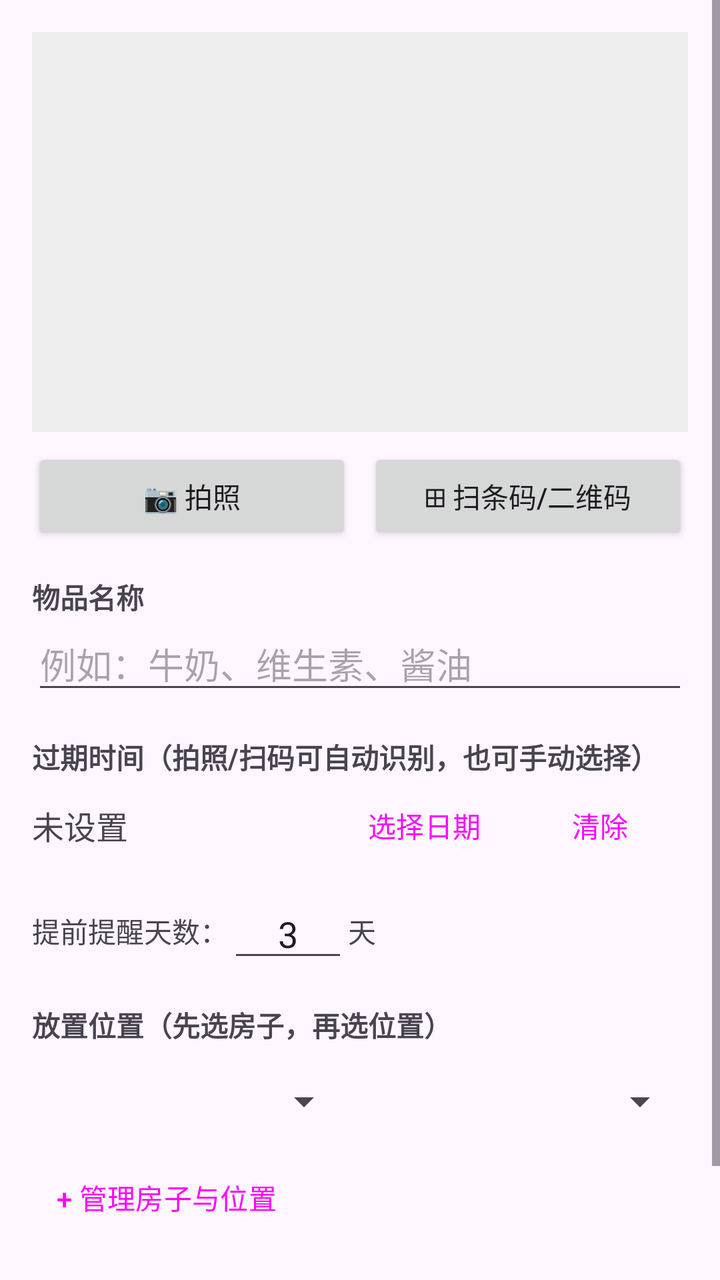
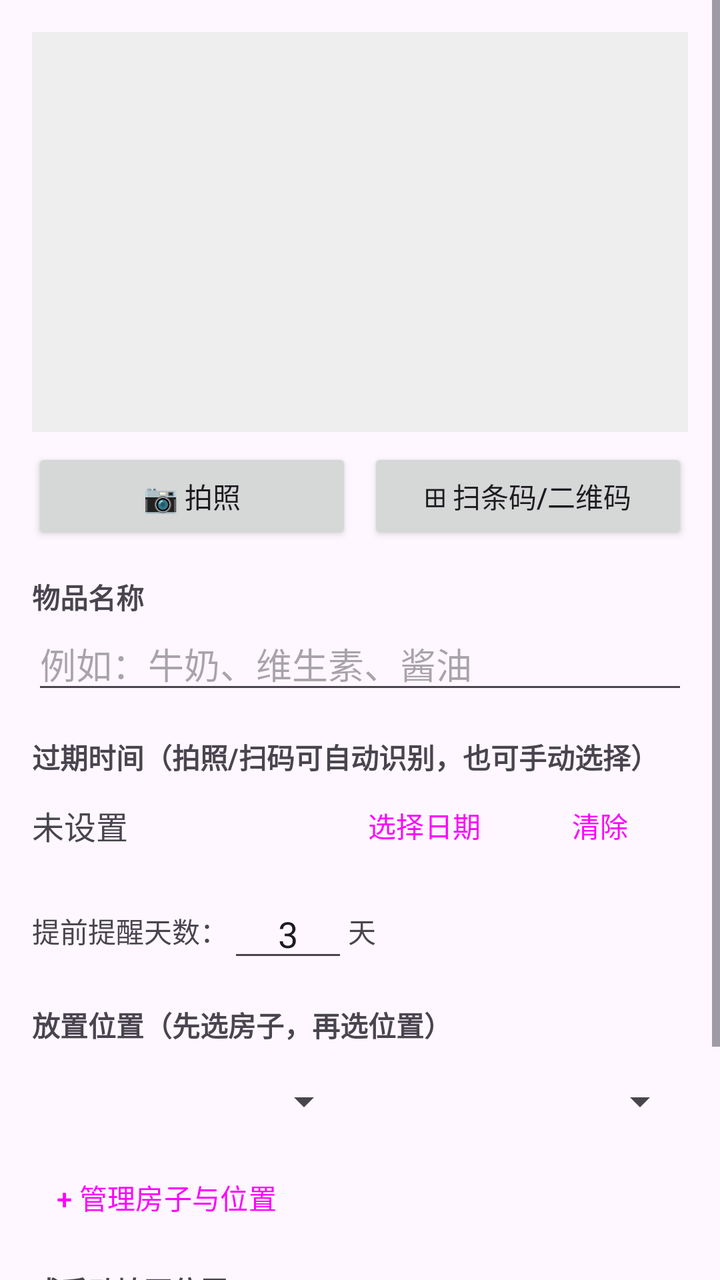

Before-and-after screenshots of an Android layout around one commit, followed by the original layout XML and the change that was made.
<!-- AndroidManifest.xml: application theme Theme.Migratable -->
<!-- res/layout/activity_item_edit.xml -->
<?xml version="1.0" encoding="utf-8"?>
<ScrollView xmlns:android="http://schemas.android.com/apk/res/android"
    android:layout_width="match_parent"
    android:layout_height="match_parent">

    <LinearLayout
        android:orientation="vertical"
        android:padding="16dp"
        android:layout_width="match_parent"
        android:layout_height="wrap_content">

        
        <ImageView
            android:id="@+id/img_photo"
            android:layout_width="match_parent"
            android:layout_height="200dp"
            android:scaleType="centerCrop"
            android:background="#EEEEEE"
            android:contentDescription="物品照片" />

        <LinearLayout
            android:orientation="horizontal"
            android:layout_marginTop="8dp"
            android:layout_width="match_parent"
            android:layout_height="wrap_content">

            <Button
                android:id="@+id/btn_photo"
                android:text="📷 拍照"
                android:layout_width="0dp"
                android:layout_weight="1"
                android:layout_height="wrap_content" />

            <Button
                android:id="@+id/btn_scan"
                android:text="⊞ 扫条码/二维码"
                android:layout_marginStart="8dp"
                android:layout_width="0dp"
                android:layout_weight="1"
                android:layout_height="wrap_content" />
        </LinearLayout>

        
        <TextView
            android:text="物品名称"
            android:layout_marginTop="16dp"
            android:textStyle="bold"
            android:layout_width="wrap_content"
            android:layout_height="wrap_content" />

        <EditText
            android:id="@+id/edit_name"
            android:hint="例如：牛奶、维生素、酱油"
            android:inputType="text"
            android:layout_width="match_parent"
            android:layout_height="wrap_content" />

        
        <TextView
            android:id="@+id/text_barcode"
            android:textSize="13sp"
            android:textColor="#666666"
            android:visibility="gone"
            android:layout_marginTop="4dp"
            android:layout_width="match_parent"
            android:layout_height="wrap_content" />

        
        <TextView
            android:text="过期时间（拍照/扫码可自动识别，也可手动选择）"
            android:layout_marginTop="16dp"
            android:textStyle="bold"
            android:layout_width="wrap_content"
            android:layout_height="wrap_content" />

        <LinearLayout
            android:orientation="horizontal"
            android:gravity="center_vertical"
            android:layout_width="match_parent"
            android:layout_height="wrap_content">

            <TextView
                android:id="@+id/text_expiry"
                android:text="未设置"
                android:textSize="16sp"
                android:layout_width="0dp"
                android:layout_weight="1"
                android:layout_height="wrap_content" />

            <Button
                android:id="@+id/btn_pick_date"
                style="?attr/borderlessButtonStyle"
                android:text="选择日期"
                android:layout_width="wrap_content"
                android:layout_height="wrap_content" />

            <Button
                android:id="@+id/btn_clear_date"
                style="?attr/borderlessButtonStyle"
                android:text="清除"
                android:layout_width="wrap_content"
                android:layout_height="wrap_content" />
        </LinearLayout>

        
        <LinearLayout
            android:orientation="horizontal"
            android:gravity="center_vertical"
            android:layout_marginTop="8dp"
            android:layout_width="match_parent"
            android:layout_height="wrap_content">

            <TextView
                android:text="提前提醒天数："
                android:layout_width="wrap_content"
                android:layout_height="wrap_content" />

            <EditText
                android:id="@+id/edit_remind_days"
                android:inputType="number"
                android:text="3"
                android:minWidth="60dp"
                android:gravity="center"
                android:layout_width="wrap_content"
                android:layout_height="wrap_content" />

            <TextView
                android:text="天"
                android:layout_width="wrap_content"
                android:layout_height="wrap_content" />
        </LinearLayout>

        
        <TextView
            android:text="放置位置（先选房子，再选位置）"
            android:layout_marginTop="16dp"
            android:textStyle="bold"
            android:layout_width="wrap_content"
            android:layout_height="wrap_content" />

        <LinearLayout
            android:orientation="horizontal"
            android:layout_marginTop="4dp"
            android:layout_width="match_parent"
            android:layout_height="wrap_content">

            <Spinner
                android:id="@+id/spinner_house"
                android:layout_width="0dp"
                android:layout_weight="1"
                android:layout_height="48dp" />

            <Spinner
                android:id="@+id/spinner_location"
                android:layout_marginStart="8dp"
                android:layout_width="0dp"
                android:layout_weight="1"
                android:layout_height="48dp" />
        </LinearLayout>

        <Button
            android:id="@+id/btn_manage_places"
            style="?attr/borderlessButtonStyle"
            android:text="+ 管理房子与位置"
            android:layout_width="wrap_content"
            android:layout_height="wrap_content" />

        
        <Button
            android:id="@+id/btn_save"
            android:text="保存"
            android:layout_marginTop="16dp"
            android:layout_width="match_parent"
            android:layout_height="wrap_content" />

        <Button
            android:id="@+id/btn_delete"
            android:text="删除物品"
            android:textColor="#D32F2F"
            style="?attr/borderlessButtonStyle"
            android:visibility="gone"
            android:layout_width="match_parent"
            android:layout_height="wrap_content" />
    </LinearLayout>
</ScrollView>
<!-- resources referenced by this layout -->
<resources>
  <style name="Theme.Migratable" parent="Theme.Material3.DayNight.NoActionBar">
          <item name="android:statusBarColor">?attr/colorPrimary</item>
      </style>
</resources>

<!-- the commit's change to res/layout/activity_item_edit.xml (unified diff, before → after) -->
@@ -166,6 +166,22 @@
             android:layout_height="wrap_content" />
 
         
+        <TextView
+            android:text="或手动填写位置"
+            android:layout_marginTop="12dp"
+            android:textStyle="bold"
+            android:layout_width="wrap_content"
+            android:layout_height="wrap_content" />
+
+        <EditText
+            android:id="@+id/edit_custom_location"
+            android:hint="例如：玄关鞋柜第二层、主卧床头柜"
+            android:inputType="text"
+            android:layout_marginTop="4dp"
+            android:layout_width="match_parent"
+            android:layout_height="wrap_content" />
+
+        
         <Button
             android:id="@+id/btn_save"
             android:text="保存"
